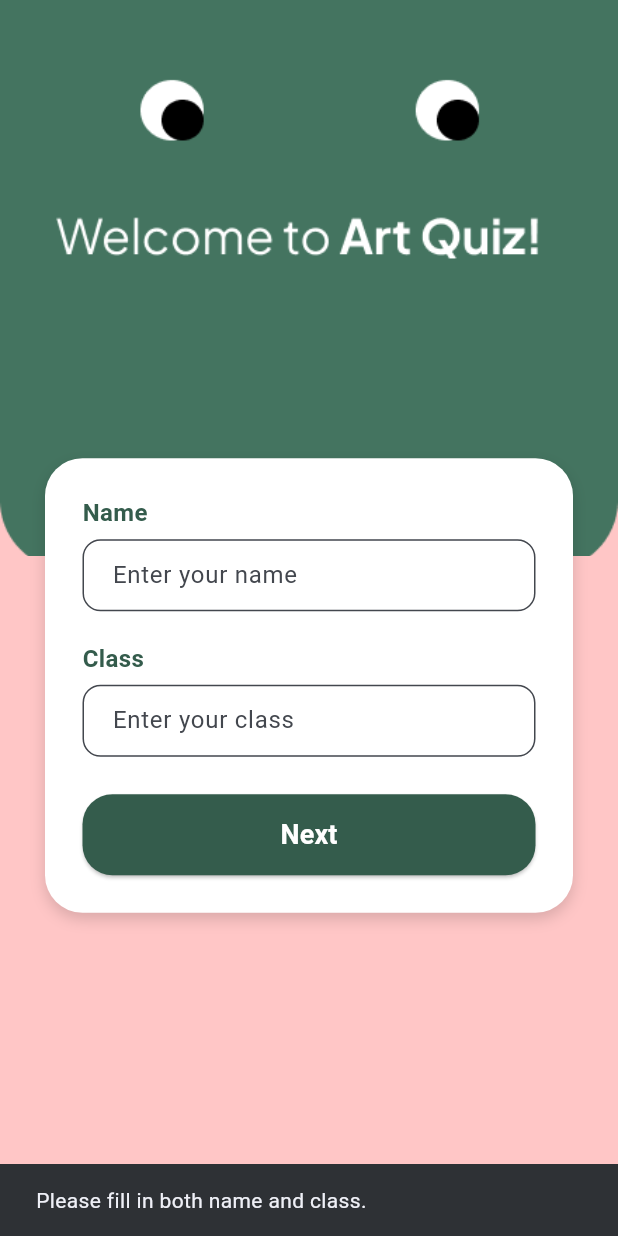
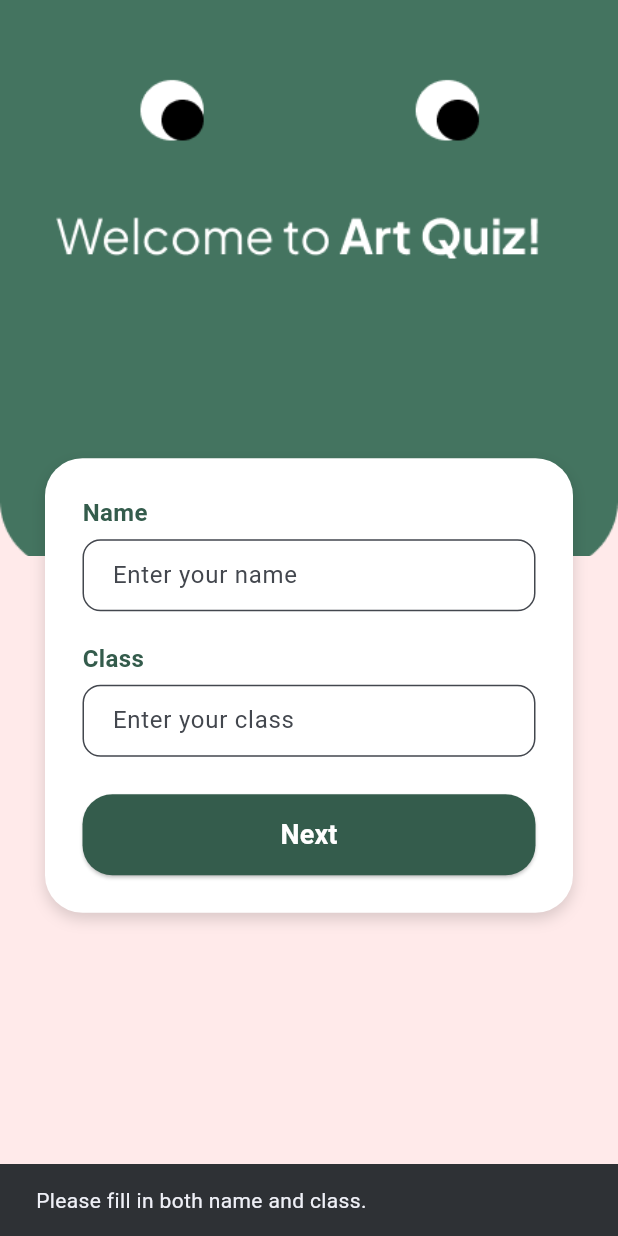
Before and after one commit to Sabitwise/PM-LAB6-UTS-ATIKAH_SHABRINA_SIREGAR, a Flutter app: the screen it shows after launch, after a tap on "Next", on a phone screen of 412 x 824 dp. Run offline on Flutter 3.47's test engine with Material 3 defaults, Android fonts, the phone set to English and light mode, and no system bars; Roboto replaces fonts that are missing (Poppins).

Commit message:
style: designing the entry screen

```diff
--- a/lib/Screen/entry_screen.dart
+++ b/lib/Screen/entry_screen.dart
@@ -1,5 +1,7 @@
 import 'package:flutter/material.dart';
 import 'home_screen.dart';
+import 'package:provider/provider.dart';
+import '../providers/quiz_provider.dart';
 
 class EntryScreen extends StatefulWidget {
   const EntryScreen({super.key});
@@ -18,7 +20,7 @@ class _EntryScreenState extends State<EntryScreen> {
       body: Stack(
         children: [
           // Pink background (bottom half)
-          Container(color: const Color(0xFFFFC6C6)),
+          Container(color: const Color(0xFFFFEAEA)),
 
           // Green top half with rounded bottom
           Align(
@@ -153,19 +155,22 @@ class _EntryScreenState extends State<EntryScreen> {
                               ),
                               onPressed: () {
                                 final name = nameController.text.trim();
-                                final studentClass =
-                                classController.text.trim();
+                                final studentClass = classController.text.trim();
 
                                 if (name.isEmpty || studentClass.isEmpty) {
                                   ScaffoldMessenger.of(context).showSnackBar(
                                     const SnackBar(
-                                      content: Text(
-                                          'Please fill in both name and class.'),
+                                      content: Text('Please fill in both name and class.'),
                                     ),
                                   );
                                   return;
                                 }
 
+                                // ✅ Save the info to QuizProvider
+                                final quiz = context.read<QuizProvider>();
+                                quiz.setPlayerInfo(name, studentClass);
+
+                                // Then navigate
                                 Navigator.pushReplacement(
                                   context,
                                   MaterialPageRoute(
```
